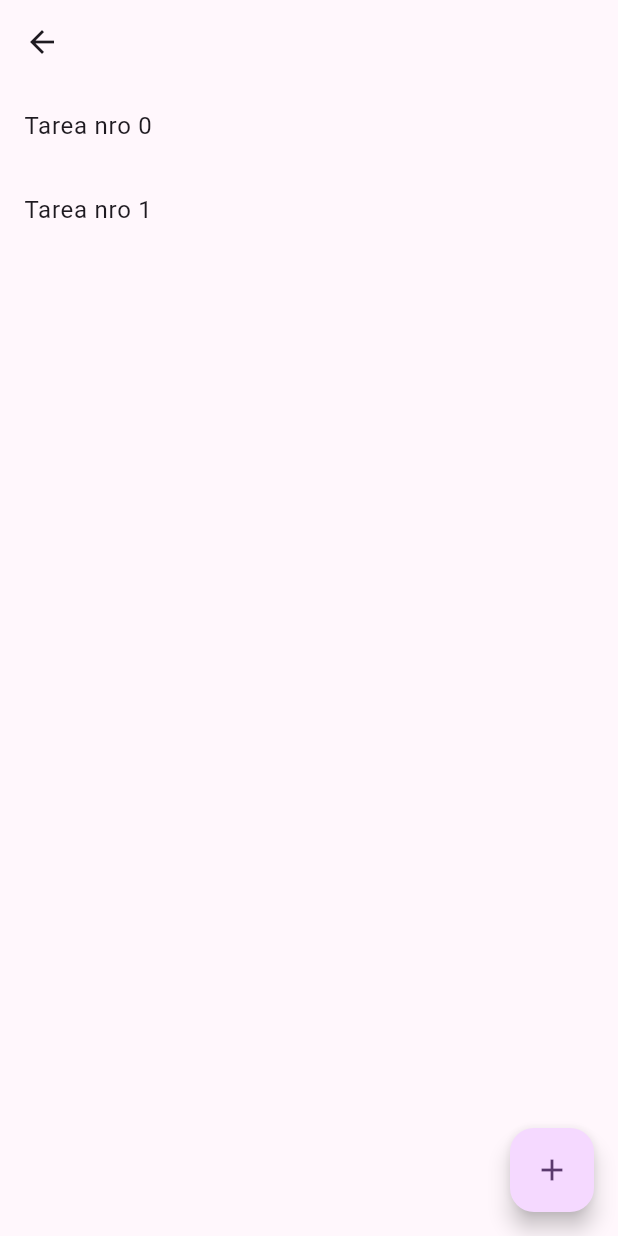
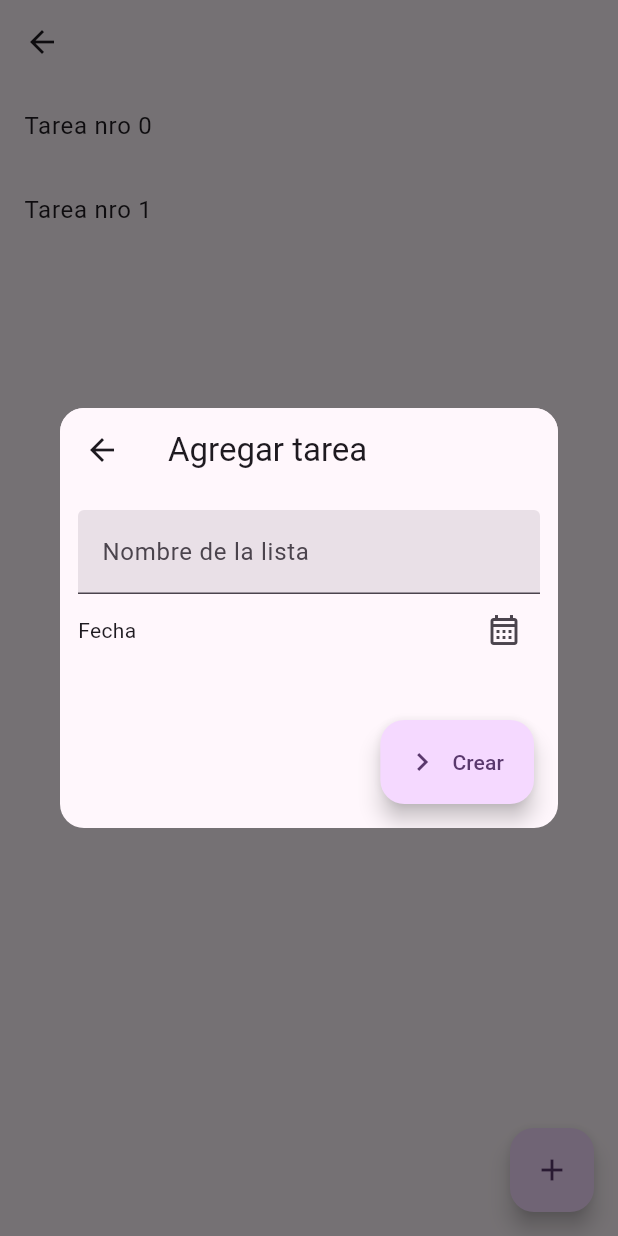
Before and after one commit to ValeriaBrzoza/excluidos_unidos, a Flutter app: the TaskListView screen opened directly with empty values, after a tap on the "add" icon, on a phone screen of 412 x 824 dp. Run offline on Flutter 3.47's test engine with Material 2 defaults, Android fonts, the phone set to English and light mode, and no system bars.

Commit message:
"formulario de agregar tarea"

```diff
--- /dev/null
+++ b/lib/screens/task_creator_view.dart
@@ -0,0 +1,118 @@
+import 'dart:async';
+
+import 'package:flutter/material.dart';
+
+class TaskCreatorView extends StatefulWidget {
+  const TaskCreatorView({super.key});
+
+  @override
+  State<TaskCreatorView> createState() => _TaskCreatorViewState();
+}
+
+class _TaskCreatorViewState extends State<TaskCreatorView> {
+  int index = 0;
+  DatePickerEntryMode? fechaMaxima;
+  bool enableSaveButton = false;
+
+  String name = "";
+
+  Timer? showSaveButtonTimer;
+
+  @override
+  void initState() {
+    super.initState();
+  }
+
+  @override
+  void dispose() {
+    //se llama cuando el boton desaparece
+    showSaveButtonTimer?.cancel(); //cancela timer del boton, si existe
+    super.dispose(); //es metodo de superclase
+  }
+
+  bool isSaveButtomEnabled() {
+    return enableSaveButton;
+  }
+
+  //TODO: cambiar los números "mágicos" por varibles/constantes/etc.
+  @override
+  Widget build(BuildContext context) {
+    return Dialog(
+      //cartel flotante, centrado
+      child: ClipRRect(
+        //recorta bordes para que sea redondeado
+        borderRadius: BorderRadius.circular(16),
+        child: AnimatedContainer(
+          //conteniner que se agrega para el boton de guardar
+          duration: const Duration(milliseconds: 200),
+          height: 280,
+          child: Scaffold(
+            appBar: AppBar(
+              title: const Text('Agregar tarea'),
+            ),
+            //
+            floatingActionButton: FloatingActionButton.extended(
+              label: const Text("Crear"),
+              onPressed: isSaveButtomEnabled() ? () => {} : null,
+              icon: const Icon(Icons.navigate_next),
+            ),
+            //
+            body: Padding(
+              padding: const EdgeInsets.all(12.0),
+              child: ListView(
+                shrinkWrap: true, //list view no ocupe todo el alto
+                children: [
+                  TextField(
+                    //recuadro de texto para el nombre de la lista
+                    onChanged: (value) {
+                      if (value != "") {
+                        //debe aparecer boton de guardar
+                        showSaveButtonTimer?.cancel();
+                        showSaveButtonTimer = Timer(
+                            const Duration(milliseconds: 200),
+                            () => setState(() => enableSaveButton = true));
+                        setState(() {
+                          name = value; //guarda nombre
+                        });
+                      } else {
+                        showSaveButtonTimer?.cancel();
+                        setState(() {
+                          name = value;
+                          enableSaveButton = false;
+                        });
+                      }
+                    },
+                    decoration: const InputDecoration(
+                      //visual del textfield
+                      labelText: 'Nombre de la lista',
+                      filled: true,
+                    ),
+                  ),
+                  Row(
+                    mainAxisAlignment: MainAxisAlignment.spaceBetween,
+                    children: [
+                      Text('Fecha'),
+                      IconButton(
+                        onPressed: () {
+                          showDatePicker(
+                              onDatePickerModeChange: (value) {
+                                fechaMaxima = value;
+                              },
+                              context: context,
+                              initialDate: DateTime.now(),
+                              firstDate: DateTime(2022),
+                              lastDate: DateTime(2024));
+                        },
+                        icon: Icon(Icons.calendar_month_outlined),
+                      ),
+                    ],
+                  ),
+                ],
+              ),
+            ),
+          ),
+        ),
+      ),
+    );
+  }
+}
--- a/lib/screens/tasklist_view.dart
+++ b/lib/screens/tasklist_view.dart
@@ -1,4 +1,5 @@
 import 'package:flutter/material.dart';
+import 'package:prueba_01/screens/task_creator_view.dart';
 
 class TaskListView extends StatefulWidget {
   const TaskListView({super.key, required this.id});
@@ -18,12 +19,16 @@ class _TaskListViewState extends State<TaskListView> {
         title: Text(widget.id),
       ),
       floatingActionButton: FloatingActionButton(
-        onPressed: () {},
+        onPressed: () {
+          showDialog(
+              context: context, builder: (context) => const TaskCreatorView());
+        }, //te lleva a otra vista
         child: const Icon(Icons.add),
       ),
       body: ListView.builder(
         itemCount: 2,
-        itemBuilder: (context, index) => ListTile(title: Text('Tarea nro $index')),
+        itemBuilder: (context, index) =>
+            ListTile(title: Text('Tarea nro $index')),
       ),
     );
   }
```
